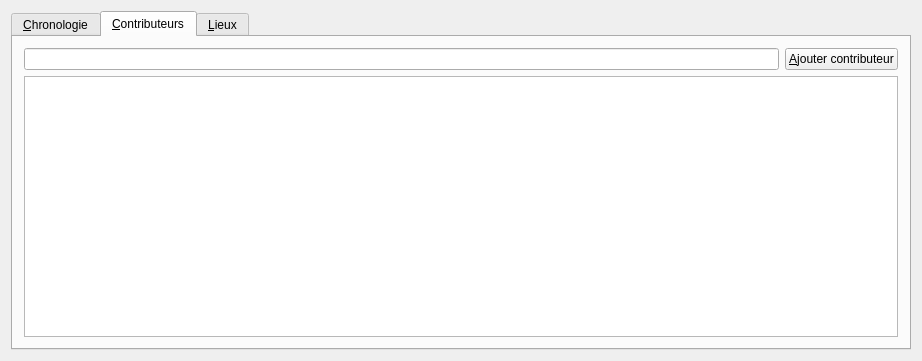
First picture: the form in Programmation/Codes fonctionnels/ChonoEdit/chronoedit.ui, repository mjc-ermont/2011, before the edit.
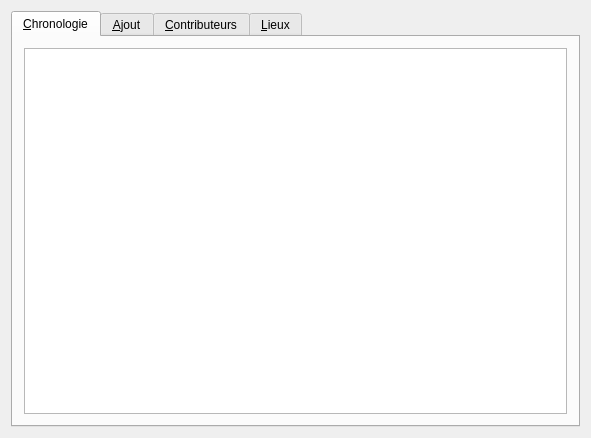
Second picture: the form after the edit. The open tabs and pages were chosen to show the change.

What changed in the file:
```diff
--- a/Programmation/Codes fonctionnels/ChonoEdit/chronoedit.ui
+++ b/Programmation/Codes fonctionnels/ChonoEdit/chronoedit.ui
@@ -6,8 +6,8 @@
    <rect>
     <x>0</x>
     <y>0</y>
-    <width>922</width>
-    <height>361</height>
+    <width>591</width>
+    <height>438</height>
    </rect>
   </property>
   <property name="windowTitle">
@@ -19,10 +19,55 @@
      <property name="currentIndex">
       <number>0</number>
      </property>
-     <widget class="QWidget" name="tab_3">
+     <widget class="QWidget" name="tab_4">
       <attribute name="title">
        <string>&amp;Chronologie</string>
       </attribute>
+      <layout class="QVBoxLayout" name="verticalLayout_6">
+       <item>
+        <widget class="QTableWidget" name="events">
+         <attribute name="horizontalHeaderVisible">
+          <bool>false</bool>
+         </attribute>
+         <attribute name="horizontalHeaderShowSortIndicator" stdset="0">
+          <bool>false</bool>
+         </attribute>
+         <attribute name="verticalHeaderVisible">
+          <bool>false</bool>
+         </attribute>
+         <column>
+          <property name="text">
+           <string>Évenement</string>
+          </property>
+         </column>
+         <column>
+          <property name="text">
+           <string>Moment</string>
+          </property>
+         </column>
+         <column>
+          <property name="text">
+           <string>Lieu</string>
+          </property>
+         </column>
+         <column>
+          <property name="text">
+           <string>Responsable</string>
+          </property>
+         </column>
+         <column>
+          <property name="text">
+           <string>Description</string>
+          </property>
+         </column>
+        </widget>
+       </item>
+      </layout>
+     </widget>
+     <widget class="QWidget" name="tab_3">
+      <attribute name="title">
+       <string>&amp;Ajout</string>
+      </attribute>
       <layout class="QHBoxLayout" name="horizontalLayout_5">
        <item>
         <widget class="QGroupBox" name="groupBox">
```
Left out of the diff: 87 changed lines with no effect on the pictures.
